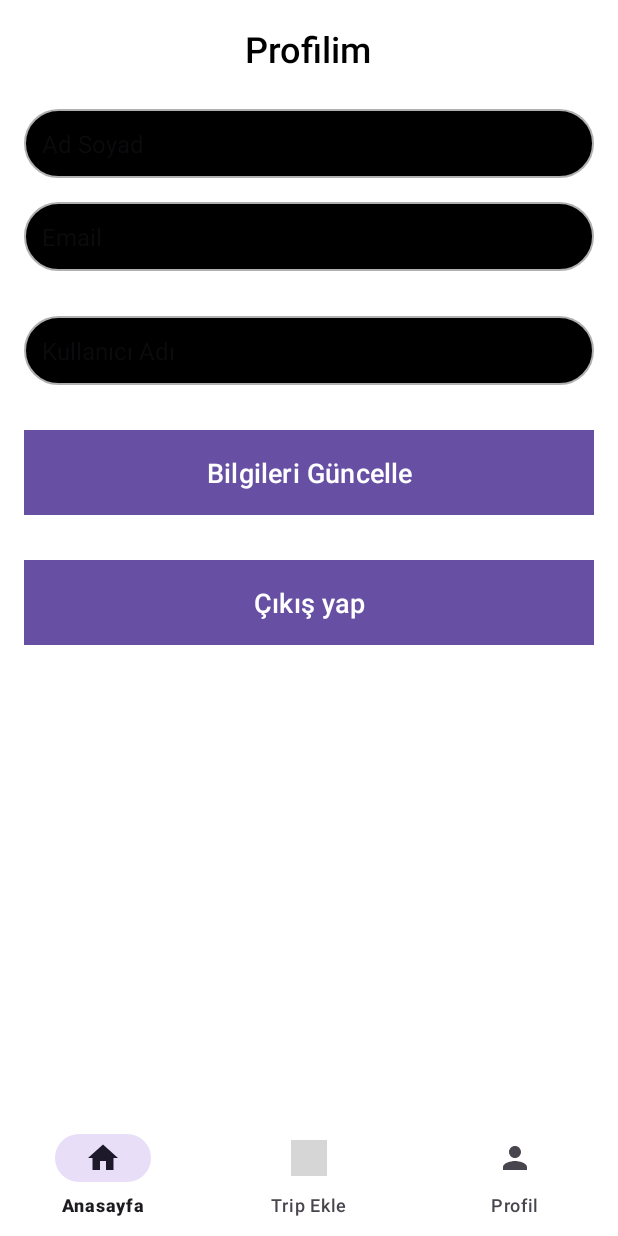
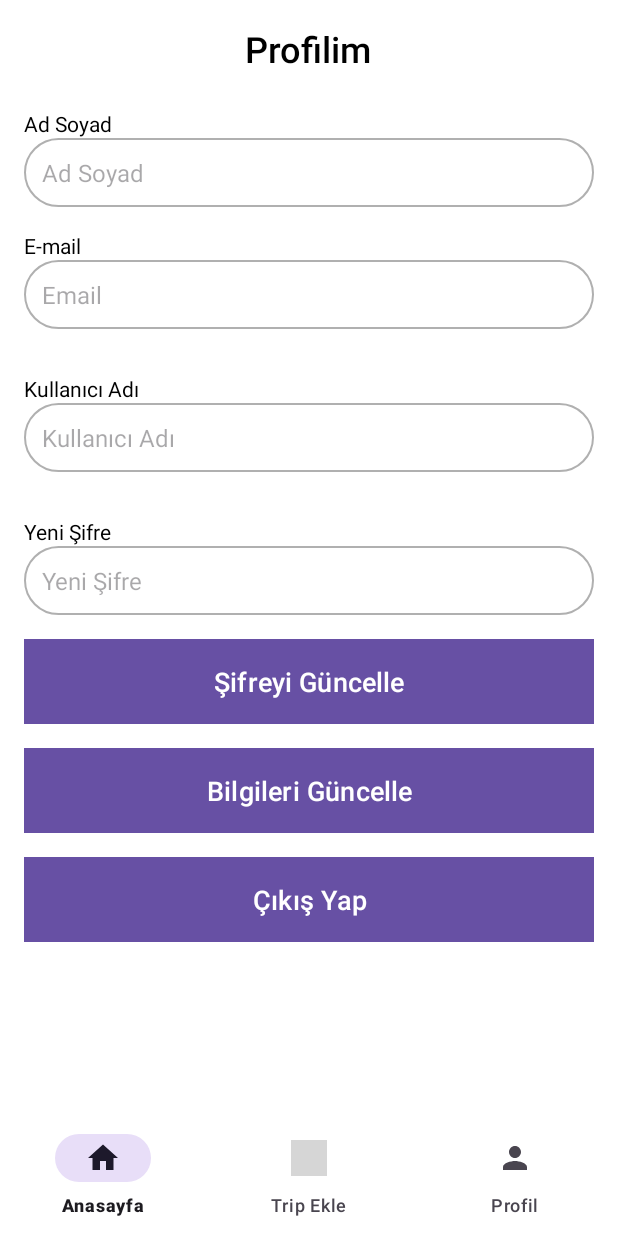
Before and after one commit to nrlhhlcn/TripDiary, an Android app: the fragment ProfileFragment placed in its activity, on a phone screen of 412 x 824 dp. Run offline under Robolectric (Android 15) with nearby library versions, the phone set to English and light mode, and no system bars; grey boxes are pictures that could not be loaded.

Commit message:
düzenlendi

```diff
--- a/app/src/main/java/com/mutu/tripdiary/ProfileFragment.kt
+++ b/app/src/main/java/com/mutu/tripdiary/ProfileFragment.kt
@@ -4,11 +4,13 @@ import android.annotation.SuppressLint
 import android.content.Context.MODE_PRIVATE
 import android.content.Intent
 import android.os.Bundle
+import android.widget.Toast
 import androidx.fragment.app.Fragment
 import android.view.LayoutInflater
 import android.view.View
 import android.view.ViewGroup
 import android.widget.Button
+import android.widget.EditText
 import android.widget.TextView
 
 class ProfileFragment : Fragment() {
@@ -16,7 +18,10 @@ class ProfileFragment : Fragment() {
     private var userId: Int = -1
     private lateinit var userNameTextView: TextView
     private lateinit var userEmailTextView: TextView
-    private lateinit var userUsernameTextView: TextView
+    private lateinit var userUsernameEditText: EditText
+    private lateinit var newPasswordEditText: EditText
+    private lateinit var changePasswordButton: Button
+    private lateinit var updateButton: Button
     private lateinit var logoutButton: Button
 
     override fun onCreate(savedInstanceState: Bundle?) {
@@ -30,19 +35,39 @@ class ProfileFragment : Fragment() {
         inflater: LayoutInflater, container: ViewGroup?,
         savedInstanceState: Bundle?
     ): View? {
-        // Layout'u inflate et
         val view = inflater.inflate(R.layout.fragment_profile, container, false)
 
-        // Görünüm öğelerini bul
         userNameTextView = view.findViewById(R.id.profile_name)
         userEmailTextView = view.findViewById(R.id.profile_email)
-        userUsernameTextView = view.findViewById(R.id.profile_username)
+        userUsernameEditText = view.findViewById(R.id.profile_username)
+        newPasswordEditText = view.findViewById(R.id.profile_new_password)
+        changePasswordButton = view.findViewById(R.id.btn_change_password)
+        updateButton = view.findViewById(R.id.btn_update)
         logoutButton = view.findViewById(R.id.btn_logout)
 
-        // Kullanıcı bilgilerini al
         getUserDetails()
 
-        // Logout butonuna tıklama olayını bağla
+        // Şifre Güncelleme
+        changePasswordButton.setOnClickListener {
+            val newPassword = newPasswordEditText.text.toString()
+            if (newPassword.isNotEmpty()) {
+                changePassword(newPassword)
+            } else {
+                Toast.makeText(requireContext(), "Şifre boş olamaz!", Toast.LENGTH_SHORT).show()
+            }
+        }
+
+        // Kullanıcı Adı ve Diğer Bilgileri Güncelleme
+        updateButton.setOnClickListener {
+            val newUsername = userUsernameEditText.text.toString()
+            if (newUsername.isNotEmpty()) {
+                updateUserDetails(newUsername)
+            } else {
+                Toast.makeText(requireContext(), "Kullanıcı adı boş olamaz!", Toast.LENGTH_SHORT).show()
+            }
+        }
+
+        // Çıkış Yap
         logoutButton.setOnClickListener {
             logout()
         }
@@ -50,19 +75,46 @@ class ProfileFragment : Fragment() {
         return view
     }
 
+    private fun changePassword(newPassword: String) {
+        val database = activity?.openOrCreateDatabase("TripDiary", MODE_PRIVATE, null)
+
+        try {
+            database?.execSQL(
+                "UPDATE user SET password = ? WHERE id = ?",
+                arrayOf(newPassword, userId.toString())
+            )
+            Toast.makeText(requireContext(), "Şifre başarıyla güncellendi!", Toast.LENGTH_SHORT).show()
+        } catch (e: Exception) {
+            e.printStackTrace()
+            Toast.makeText(requireContext(), "Şifre güncellenirken hata oluştu!", Toast.LENGTH_SHORT).show()
+        }
+    }
+
+    private fun updateUserDetails(newUsername: String) {
+        val database = activity?.openOrCreateDatabase("TripDiary", MODE_PRIVATE, null)
+
+        try {
+            database?.execSQL(
+                "UPDATE user SET username = ? WHERE id = ?",
+                arrayOf(newUsername, userId.toString())
+            )
+            Toast.makeText(requireContext(), "Bilgiler başarıyla güncellendi!", Toast.LENGTH_SHORT).show()
+        } catch (e: Exception) {
+            e.printStackTrace()
+            Toast.makeText(requireContext(), "Bilgiler güncellenirken hata oluştu!", Toast.LENGTH_SHORT).show()
+        }
+    }
+
     private fun logout() {
-        // SharedPreferences'ten oturumu temizle
         val sharedPreferences = requireActivity().getSharedPreferences("user_prefs", MODE_PRIVATE)
         val editor = sharedPreferences.edit()
-        editor.clear() // Tüm verileri sil
+        editor.clear()
         editor.apply()
 
-        // Giriş ekranına yönlendir
         val intent = Intent(requireActivity(), MainActivity::class.java)
-        intent.flags = Intent.FLAG_ACTIVITY_NEW_TASK or Intent.FLAG_ACTIVITY_CLEAR_TASK // Önceki aktiviteleri temizle
+        intent.flags = Intent.FLAG_ACTIVITY_NEW_TASK or Intent.FLAG_ACTIVITY_CLEAR_TASK
         startActivity(intent)
 
-        // Parent Activity'yi sonlandır
         requireActivity().finish()
     }
 
@@ -82,10 +134,9 @@ class ProfileFragment : Fragment() {
                 val username = cursor.getString(cursor.getColumnIndex("username"))
                 val email = cursor.getString(cursor.getColumnIndex("email"))
 
-                // TextView'leri güncelle
                 userNameTextView.text = "$name $surname"
                 userEmailTextView.text = email
-                userUsernameTextView.text = username
+                userUsernameEditText.setText(username)
             }
             cursor?.close()
         } catch (e: Exception) {
@@ -94,7 +145,7 @@ class ProfileFragment : Fragment() {
     }
 
     companion object {
-        private const val ARG_USER_ID = "user_id"
+        private const val ARG_USER_ID = "userId"
 
         @JvmStatic
         fun newInstance(userId: Int) =
--- /dev/null
+++ b/app/src/main/res/drawable/rounded_input2.xml
@@ -0,0 +1,6 @@
+<?xml version="1.0" encoding="utf-8"?>
+<shape xmlns:android="http://schemas.android.com/apk/res/android">
+    <solid android:color="@color/white"/> <!-- Arka plan rengi -->
+    <corners android:radius="50dp"/> <!-- Yuvarlatılmış köşeler -->
+    <stroke android:color="#B0B0B0" android:width="1dp"/> <!-- Kenar çizgisi rengi -->
+</shape>
--- a/app/src/main/res/layout/fragment_profile.xml
+++ b/app/src/main/res/layout/fragment_profile.xml
@@ -1,13 +1,17 @@
 <?xml version="1.0" encoding="utf-8"?>
-<LinearLayout xmlns:android="http://schemas.android.com/apk/res/android"
+<ScrollView xmlns:android="http://schemas.android.com/apk/res/android"
+    xmlns:tools="http://schemas.android.com/tools"
     android:layout_width="match_parent"
     android:layout_height="match_parent"
     android:background="@android:color/white"
-    android:onClick="btn_logout"
+    android:fillViewport="true">
+
+    <LinearLayout
+        android:layout_width="match_parent"
+        android:layout_height="wrap_content"
         android:orientation="vertical"
         android:padding="16dp"
-    android:paddingTop="30dp"
-    android:weightSum="1">
+        android:paddingTop="30dp">
 
         <!-- Profil Başlığı -->
         <TextView
@@ -22,69 +26,113 @@
             android:textSize="24sp" />
 
         <!-- Ad Soyad -->
+        <TextView
+            android:layout_width="wrap_content"
+            android:layout_height="wrap_content"
+            android:text="Ad Soyad"
+            android:textColor="@android:color/black"
+            android:textSize="14sp" />
         <EditText
             android:id="@+id/profile_name"
             android:layout_width="match_parent"
             android:layout_height="wrap_content"
             android:layout_marginBottom="16dp"
-        android:background="@drawable/rounded_input"
+            android:background="@drawable/rounded_input2"
             android:hint="Ad Soyad"
+            android:focusable="false"
+            android:editable="false"
             android:padding="12dp"
             android:textColor="@android:color/black"
             android:textSize="16sp" />
 
         <!-- Email -->
-
-    <!-- Kullanıcı Adı -->
-
-    <!-- Bilgileri Güncelle Butonu -->
-
+        <TextView
+            android:layout_width="wrap_content"
+            android:layout_height="wrap_content"
+            android:text="E-mail"
+            android:textColor="@android:color/black"
+            android:textSize="14sp" />
         <EditText
             android:id="@+id/profile_email"
             android:layout_width="match_parent"
             android:layout_height="wrap_content"
             android:layout_marginBottom="30dp"
-        android:background="@drawable/rounded_input"
+            android:background="@drawable/rounded_input2"
             android:hint="Email"
+            android:focusable="false"
+            android:editable="false"
             android:padding="12dp"
             android:textColor="@android:color/black"
             android:textSize="16sp" />
 
+        <!-- Kullanıcı Adı -->
+        <TextView
+            android:layout_width="wrap_content"
+            android:layout_height="wrap_content"
+            android:text="Kullanıcı Adı"
+            android:textColor="@android:color/black"
+            android:textSize="14sp" />
         <EditText
             android:id="@+id/profile_username"
             android:layout_width="match_parent"
             android:layout_height="wrap_content"
             android:layout_marginBottom="30dp"
-        android:background="@drawable/rounded_input"
+            android:background="@drawable/rounded_input2"
             android:hint="Kullanıcı Adı"
             android:padding="12dp"
             android:textColor="@android:color/black"
             android:textSize="16sp" />
 
+        <!-- Şifre Değiştir -->
+        <TextView
+            android:layout_width="wrap_content"
+            android:layout_height="wrap_content"
+            android:text="Yeni Şifre"
+            android:textColor="@android:color/black"
+            android:textSize="14sp" />
+        <EditText
+            android:id="@+id/profile_new_password"
+            android:layout_width="match_parent"
+            android:layout_height="wrap_content"
+            android:layout_marginBottom="16dp"
+            android:background="@drawable/rounded_input2"
+            android:hint="Yeni Şifre"
+            android:padding="12dp"
+            android:textColor="@android:color/black"
+            android:textSize="16sp"
+            android:inputType="textPassword" />
+        <Button
+            android:id="@+id/btn_change_password"
+            android:layout_width="match_parent"
+            android:layout_height="wrap_content"
+            android:layout_marginBottom="16dp"
+            android:background="@color/teal_700"
+            android:padding="12dp"
+            android:text="Şifreyi Güncelle"
+            android:textColor="@android:color/white"
+            android:textSize="18sp" />
+
+        <!-- Bilgileri Güncelle -->
         <Button
             android:id="@+id/btn_update"
             android:layout_width="match_parent"
             android:layout_height="wrap_content"
-        android:layout_gravity="center"
-        android:layout_marginBottom="30dp"
+            android:layout_marginBottom="16dp"
             android:background="@color/teal_700"
             android:padding="12dp"
             android:text="Bilgileri Güncelle"
             android:textColor="@android:color/white"
             android:textSize="18sp" />
 
+        <!-- Çıkış Yap -->
         <Button
             android:id="@+id/btn_logout"
             android:layout_width="match_parent"
             android:layout_height="wrap_content"
-        android:layout_gravity="center"
-        android:layout_marginBottom="30dp"
             android:background="@color/teal_700"
             android:padding="12dp"
-        android:text="Çıkış yap"
+            android:text="Çıkış Yap"
             android:textColor="@android:color/white"
             android:textSize="18sp" />
-
-
-
     </LinearLayout>
+</ScrollView>
```
Also changed, not shown: 147 other files. Lines whose indentation alone changed are shown as unchanged.
